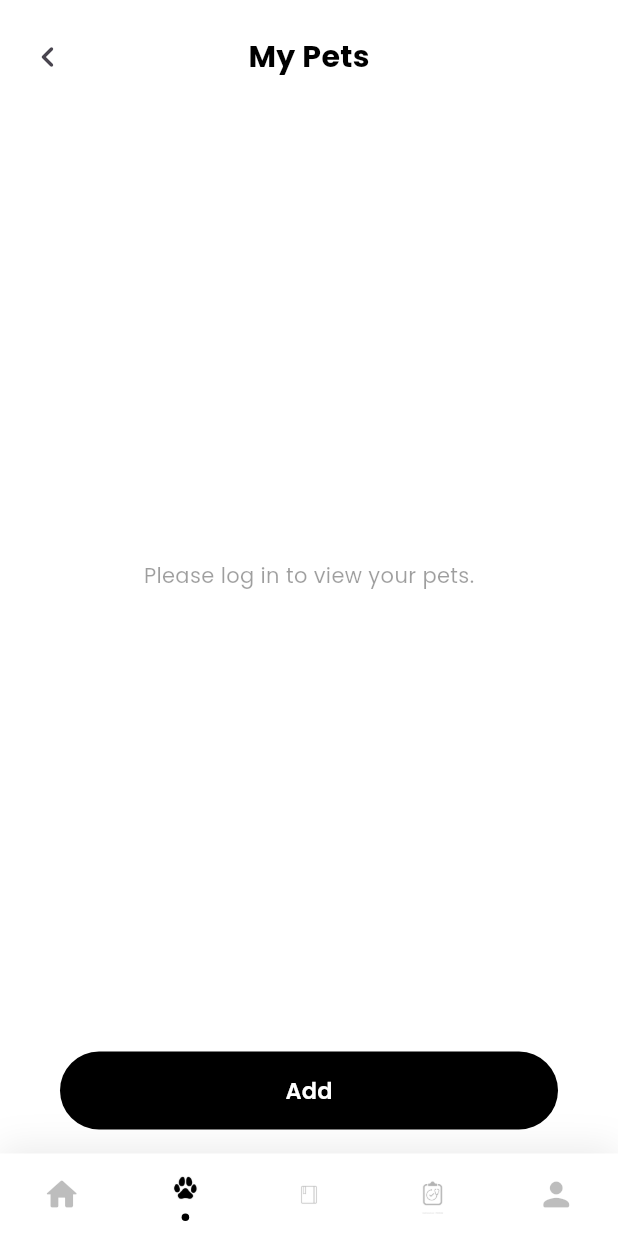
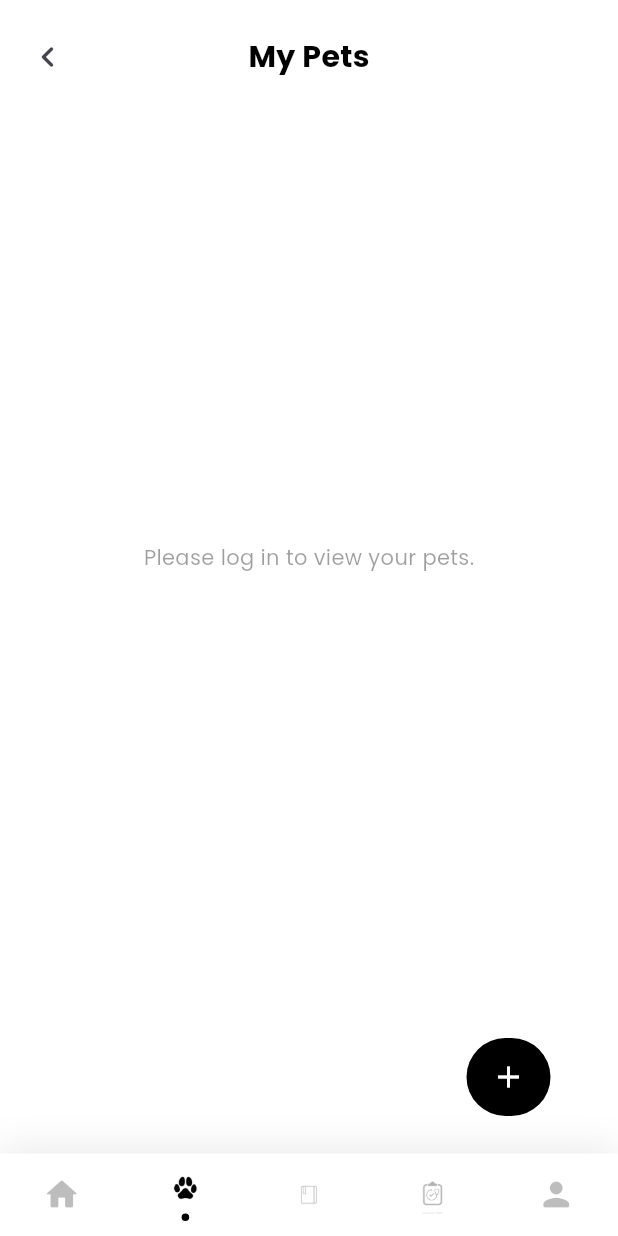
Before and after one commit to PawPoint/PawPoint_frontend, a Flutter app: the screen it shows after launch, item 2 of the bottom bar chosen, on a phone screen of 412 x 824 dp. Run offline on Flutter 3.47's test engine with Material 3 defaults, Android fonts, the phone set to English and light mode, and no system bars; our stand-ins replace cloud_firestore, firebase_auth, firebase_core, google_fonts; accounts and stored records are empty.

Commit message:
SCRUM-4 My Pets Page(UI)

```diff
--- a/lib/presentation/my_pets_page.dart
+++ b/lib/presentation/my_pets_page.dart
@@ -171,12 +171,14 @@ class _MyPetsPageState extends State<MyPetsPage> {
 
             // ── Add Button ──────────────────────────────────────────
             Padding(
-              padding: const EdgeInsets.fromLTRB(40, 10, 40, 16),
-              child: SizedBox(
-                width: double.infinity,
-                height: 52,
-                child: ElevatedButton(
-                  onPressed: () {
+              padding: const EdgeInsets.symmetric( horizontal: 45, vertical:25),
+              child: Row(
+                mainAxisAlignment: MainAxisAlignment.end,
+                children: [
+                  SizedBox(
+                    width: 56,
+                    height: 52,
+                    child: ElevatedButton(onPressed: () {
                     Navigator.push(
                       context,
                       MaterialPageRoute(
@@ -188,20 +190,19 @@ class _MyPetsPageState extends State<MyPetsPage> {
                     backgroundColor: Colors.black,
                     foregroundColor: Colors.white,
                     elevation: 0,
-                    shape: RoundedRectangleBorder(
-                      borderRadius: BorderRadius.circular(30),
-                    ),
+                    padding: EdgeInsets.zero,
+                    shape: const StadiumBorder(),
                   ),
-                  child: Text(
-                    'Add',
-                    style: GoogleFonts.poppins(
-                      fontSize: 15,
-                      fontWeight: FontWeight.w600,
-                    ),
+                  child: const Icon(
+                    Icons
+                        .add,
+                    size: 24,
                   ),
                 ),
+                ),
+                ],
+                  ),
               ),
-            ),
           ],
         ),
       ),
```
